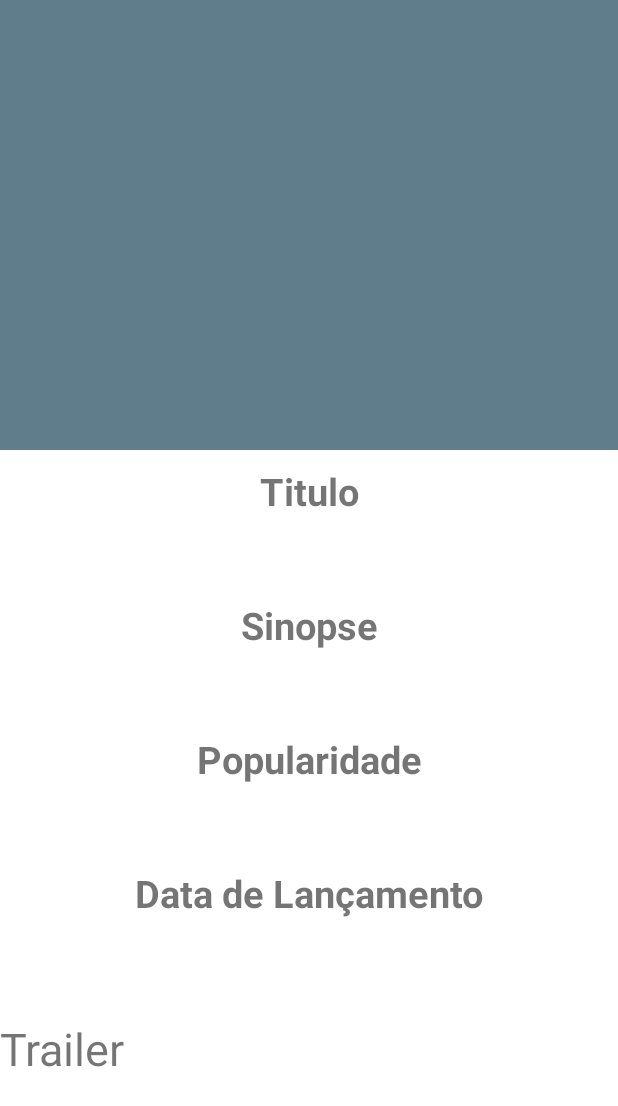
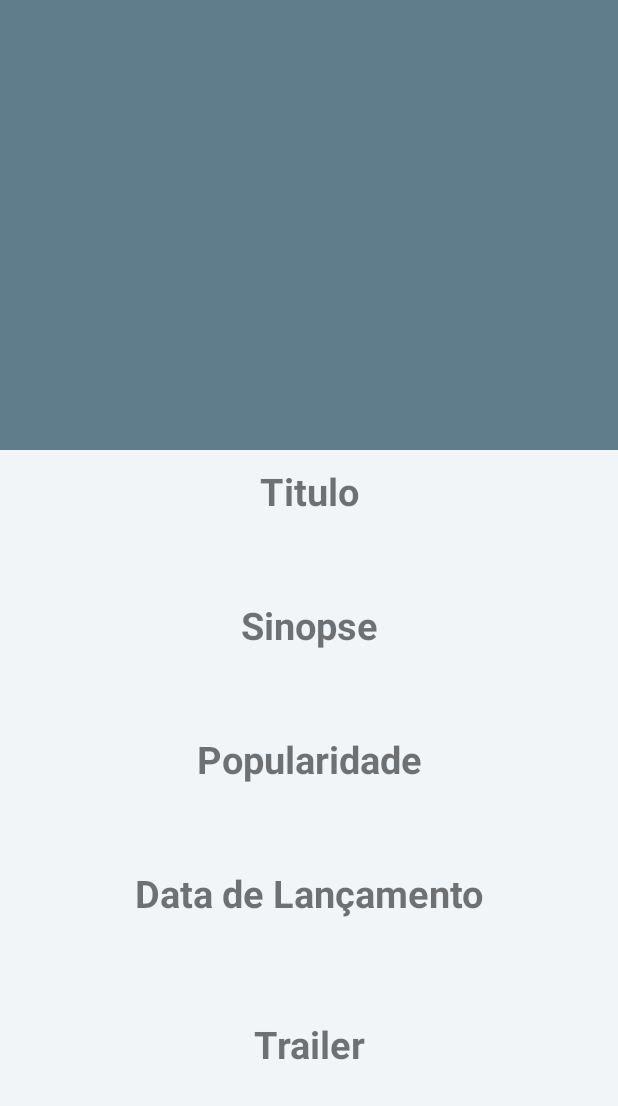
Before and after one commit to Mobile02-DH/FilmeApp, an Android app: the layout activity_detail_series.xml on its own in the app's theme, with its tools: preview values and no code run, on a phone screen of 412 x 824 dp. Shown: the top 1106 px of the screen. Run offline under Robolectric (Android 15) with nearby library versions, the phone set to English and light mode, and no system bars.

Commit message:
continuaçao detalhes trailers.

```diff
--- a/app/src/main/res/layout/activity_detail.xml
+++ b/app/src/main/res/layout/activity_detail.xml
@@ -11,14 +11,14 @@
     <android.support.design.widget.AppBarLayout
         android:id="@+id/appbar"
         android:layout_width="match_parent"
-        android:layout_height="350dp"
+        android:layout_height="match_parent"
         android:fitsSystemWindows="false"
         android:theme="@style/ThemeOverlay.AppCompat.Dark.ActionBar">
 
         <android.support.design.widget.CollapsingToolbarLayout
             android:id="@+id/collapsing_toolbar"
             android:layout_width="match_parent"
-            android:layout_height="350dp"
+            android:layout_height="match_parent"
             android:fitsSystemWindows="true"
             app:contentScrim="?attr/colorPrimary"
             app:expandedTitleMarginEnd="64dp"
@@ -29,7 +29,7 @@
             <ImageView
                 android:id="@+id/thumbnail_image_header"
                 android:layout_width="match_parent"
-                android:layout_height="350dp"
+                android:layout_height="match_parent"
                 android:fitsSystemWindows="true"
                 android:scaleType="centerCrop"
                 app:layout_collapseMode= "pin"/>
--- a/app/src/main/res/layout/content_detail.xml
+++ b/app/src/main/res/layout/content_detail.xml
@@ -8,7 +8,8 @@
     android:nestedScrollingEnabled="true"
     app:layout_behavior="@string/appbar_scrolling_view_behavior"
     tools:context=".view.DetailActivity"
-    tools:showIn="@layout/activity_detail">
+    tools:showIn="@layout/activity_detail"
+    android:background="@color/viewBg">
 
     <LinearLayout
         android:layout_width="match_parent"
@@ -137,7 +138,9 @@
             android:layout_width="match_parent"
             android:layout_height="wrap_content"
             android:text="@string/trailer"
-            android:textSize="30sp"
+            android:textAlignment="center"
+            android:textSize="25sp"
+            android:textStyle="bold"
             app:layout_constraintLeft_toLeftOf="parent"
             app:layout_constraintTop_toBottomOf="@+id/realease" />
 
```
